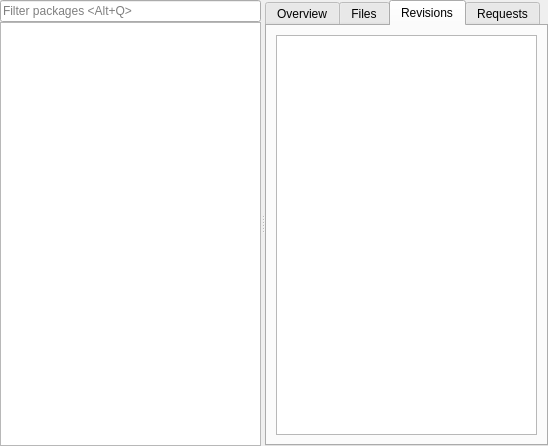
javierllorente/qactus, file src/gui/browser/browser.ui: the form before one commit.
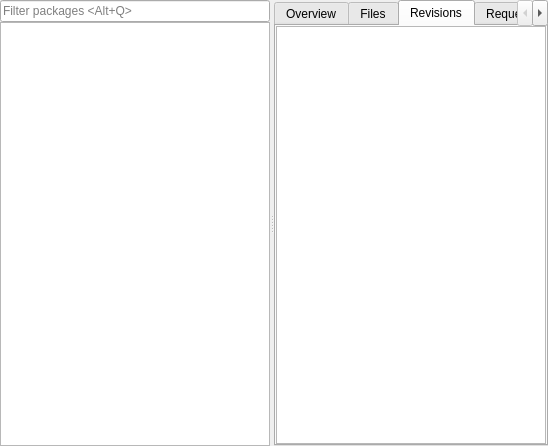
The form after the commit. The open tabs and pages were chosen to show the change. Custom widgets are drawn as their Qt base class.

Commit message: Remove revisions layout margins

What changed in the file:
```diff
--- a/src/gui/browser/browser.ui
+++ b/src/gui/browser/browser.ui
@@ -157,6 +157,21 @@
            <string>Revisions</string>
           </attribute>
           <layout class="QVBoxLayout" name="verticalLayout_3">
+           <property name="spacing">
+            <number>0</number>
+           </property>
+           <property name="leftMargin">
+            <number>0</number>
+           </property>
+           <property name="topMargin">
+            <number>0</number>
+           </property>
+           <property name="rightMargin">
+            <number>0</number>
+           </property>
+           <property name="bottomMargin">
+            <number>0</number>
+           </property>
            <item>
             <widget class="RevisionTreeWidget" name="revisionsWidget">
              <property name="rootIsDecorated">
```
Left out of the diff: 2 changed lines with no effect on the pictures.
